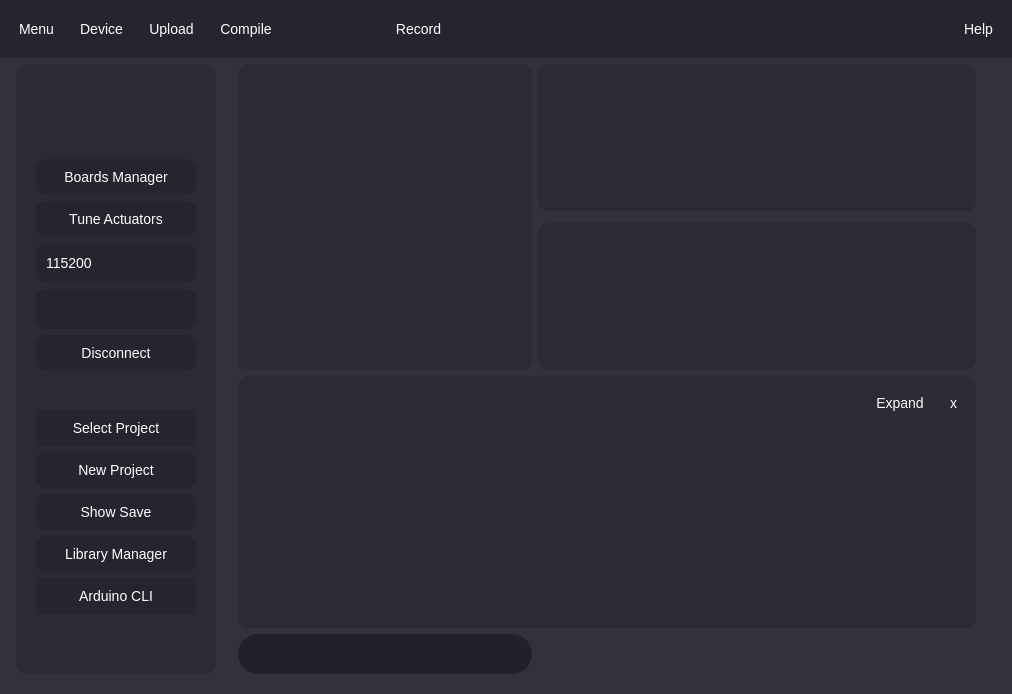
This is Ui/GraphingUi.ui in OrionAerospaceYT/SideKick as Qt 5 draws it before an edit. The edited form follows.
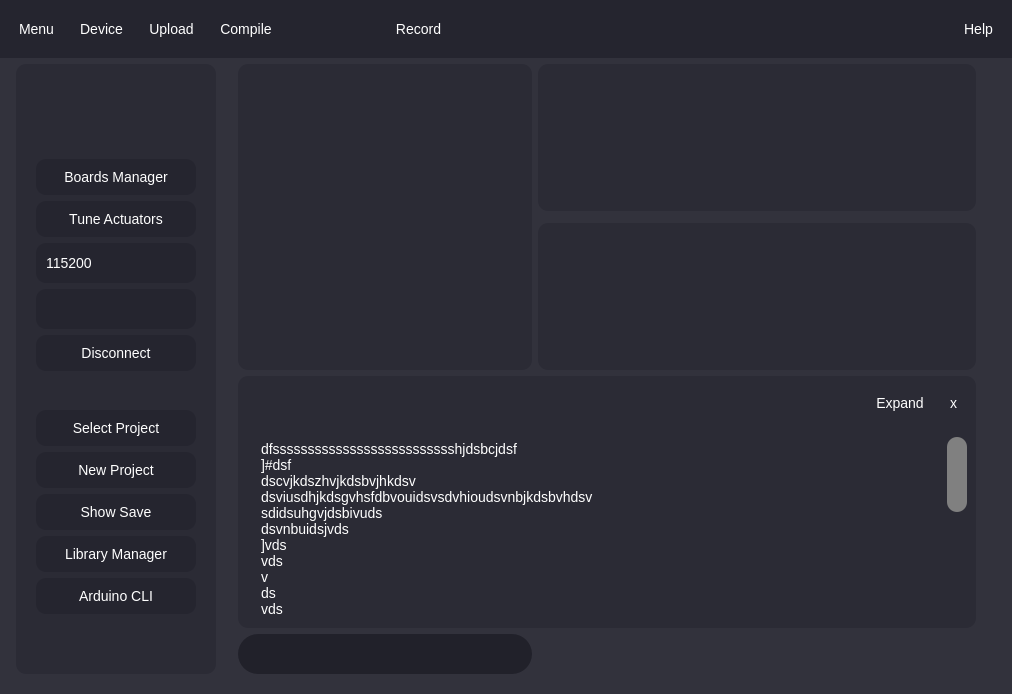
This is the edited form. Icons and pictures are not drawn.

Commit message: CSS scroll bar

The edit to the form file:
```diff
--- a/Ui/GraphingUi.ui
+++ b/Ui/GraphingUi.ui
@@ -166,16 +166,33 @@
 /*ScrollBar*/
 QScrollBar
 {
-	background: #2b2b35;
+	width: 20px;
+	border:none;
+    border-radius: 10px;
+    background: #32323C;
+}
+QScrollBar::add-page, QScrollBar::sub-page 
+{
+	background-color: #32323C;
+}
+QScrollBar::add-line, QScrollBar::sub-line 
+{
+	background-color: #32323C;
 }
 QScrollBar::handle
 {
-background :  #32323C;
-border-radius: 10px;
+	background-color: grey;
+	min-height: 30px;
+	border-radius: 10px;
+	border:none;
 }
-QScrollBar::handle::pressed
+QScrollBar::up-arrow
 {
-background : #2b2b35;
+	background: none;
+}
+QScrollBar::down-arrow
+{
+	background: none;
 }</string>
   </property>
   <widget class="QWidget" name="centralwidget">
@@ -480,6 +497,21 @@
   color: #FFFFFF;
   border:none;
   border-radius:10px;
+}
+QScrollBar
+{
+	width: 20px;
+	border:none;
+    border-radius: 10px;
+    background: #2b2b35;
+}
+QScrollBar::add-page, QScrollBar::sub-page 
+{
+	background-color: #2b2b35;
+}
+QScrollBar::add-line, QScrollBar::sub-line 
+{
+	background-color: #2b2b35;
 }</string>
         </property>
         <layout class="QGridLayout" name="debugger_1">
@@ -539,6 +571,42 @@
              <height>150</height>
             </size>
            </property>
+           <property name="styleSheet">
+            <string notr="true"/>
+           </property>
+           <property name="html">
+            <string>&lt;!DOCTYPE HTML PUBLIC &quot;-//W3C//DTD HTML 4.0//EN&quot; &quot;http://www.w3.org/TR/REC-html40/strict.dtd&quot;&gt;
+&lt;html&gt;&lt;head&gt;&lt;meta name=&quot;qrichtext&quot; content=&quot;1&quot; /&gt;&lt;style type=&quot;text/css&quot;&gt;
+p, li { white-space: pre-wrap; }
+&lt;/style&gt;&lt;/head&gt;&lt;body style=&quot; font-family:'Roboto '; font-size:14px; font-weight:400; font-style:normal;&quot;&gt;
+&lt;p style=&quot; margin-top:0px; margin-bottom:0px; margin-left:0px; margin-right:0px; -qt-block-indent:0; text-indent:0px;&quot;&gt;&lt;span style=&quot; font-size:14px;&quot;&gt;dfsssssssssssssssssssssssssshjdsbcjdsf&lt;/span&gt;&lt;/p&gt;
+&lt;p style=&quot; margin-top:0px; margin-bottom:0px; margin-left:0px; margin-right:0px; -qt-block-indent:0; text-indent:0px;&quot;&gt;&lt;span style=&quot; font-size:14px;&quot;&gt;]#dsf&lt;/span&gt;&lt;/p&gt;
+&lt;p style=&quot; margin-top:0px; margin-bottom:0px; margin-left:0px; margin-right:0px; -qt-block-indent:0; text-indent:0px;&quot;&gt;&lt;span style=&quot; font-size:14px;&quot;&gt;dscvjkdszhvjkdsbvjhkdsv&lt;/span&gt;&lt;/p&gt;
+&lt;p style=&quot; margin-top:0px; margin-bottom:0px; margin-left:0px; margin-right:0px; -qt-block-indent:0; text-indent:0px;&quot;&gt;&lt;span style=&quot; font-size:14px;&quot;&gt;dsviusdhjkdsgvhsfdbvouidsvsdvhioudsvnbjkdsbvhdsv&lt;/span&gt;&lt;/p&gt;
+&lt;p style=&quot; margin-top:0px; margin-bottom:0px; margin-left:0px; margin-right:0px; -qt-block-indent:0; text-indent:0px;&quot;&gt;&lt;span style=&quot; font-size:14px;&quot;&gt;sdidsuhgvjdsbivuds&lt;/span&gt;&lt;/p&gt;
+&lt;p style=&quot; margin-top:0px; margin-bottom:0px; margin-left:0px; margin-right:0px; -qt-block-indent:0; text-indent:0px;&quot;&gt;&lt;span style=&quot; font-size:14px;&quot;&gt;dsvnbuidsjvds&lt;/span&gt;&lt;/p&gt;
+&lt;p style=&quot; margin-top:0px; margin-bottom:0px; margin-left:0px; margin-right:0px; -qt-block-indent:0; text-indent:0px;&quot;&gt;&lt;span style=&quot; font-size:14px;&quot;&gt;]vds&lt;/span&gt;&lt;/p&gt;
+&lt;p style=&quot; margin-top:0px; margin-bottom:0px; margin-left:0px; margin-right:0px; -qt-block-indent:0; text-indent:0px;&quot;&gt;&lt;span style=&quot; font-size:14px;&quot;&gt;vds&lt;/span&gt;&lt;/p&gt;
+&lt;p style=&quot; margin-top:0px; margin-bottom:0px; margin-left:0px; margin-right:0px; -qt-block-indent:0; text-indent:0px;&quot;&gt;&lt;span style=&quot; font-size:14px;&quot;&gt;v&lt;/span&gt;&lt;/p&gt;
+&lt;p style=&quot; margin-top:0px; margin-bottom:0px; margin-left:0px; margin-right:0px; -qt-block-indent:0; text-indent:0px;&quot;&gt;&lt;span style=&quot; font-size:14px;&quot;&gt;ds&lt;/span&gt;&lt;/p&gt;
+&lt;p style=&quot; margin-top:0px; margin-bottom:0px; margin-left:0px; margin-right:0px; -qt-block-indent:0; text-indent:0px;&quot;&gt;&lt;span style=&quot; font-size:14px;&quot;&gt;vds&lt;/span&gt;&lt;/p&gt;
+&lt;p style=&quot; margin-top:0px; margin-bottom:0px; margin-left:0px; margin-right:0px; -qt-block-indent:0; text-indent:0px;&quot;&gt;&lt;span style=&quot; font-size:14px;&quot;&gt;]grsdvhisdjbvjhdsds&lt;/span&gt;&lt;/p&gt;
+&lt;p style=&quot; margin-top:0px; margin-bottom:0px; margin-left:0px; margin-right:0px; -qt-block-indent:0; text-indent:0px;&quot;&gt;&lt;span style=&quot; font-size:14px;&quot;&gt;dsvdsvhdsijgvbiusdbvuidsvs&lt;/span&gt;&lt;/p&gt;
+&lt;p style=&quot; margin-top:0px; margin-bottom:0px; margin-left:0px; margin-right:0px; -qt-block-indent:0; text-indent:0px;&quot;&gt;&lt;span style=&quot; font-size:14px;&quot;&gt;dviusdvghbuiedsbvuiysdbvuidsbv&lt;/span&gt;&lt;/p&gt;
+&lt;p style=&quot; margin-top:0px; margin-bottom:0px; margin-left:0px; margin-right:0px; -qt-block-indent:0; text-indent:0px;&quot;&gt;&lt;span style=&quot; font-size:14px;&quot;&gt;sdvuiewsbvuidsbuvneds&lt;/span&gt;&lt;/p&gt;
+&lt;p style=&quot; margin-top:0px; margin-bottom:0px; margin-left:0px; margin-right:0px; -qt-block-indent:0; text-indent:0px;&quot;&gt;&lt;span style=&quot; font-size:14px;&quot;&gt;uidsvbikudsbvuierwbgfusddb fjkvl&lt;/span&gt;&lt;/p&gt;
+&lt;p style=&quot; margin-top:0px; margin-bottom:0px; margin-left:0px; margin-right:0px; -qt-block-indent:0; text-indent:0px;&quot;&gt;&lt;span style=&quot; font-size:14px;&quot;&gt;vsdhouivdsbuidbfjkewsjsv&lt;/span&gt;&lt;/p&gt;
+&lt;p style=&quot; margin-top:0px; margin-bottom:0px; margin-left:0px; margin-right:0px; -qt-block-indent:0; text-indent:0px;&quot;&gt;&lt;span style=&quot; font-size:14px;&quot;&gt;uoidsvbndsujkvbuoiebnvs&lt;/span&gt;&lt;/p&gt;
+&lt;p style=&quot; margin-top:0px; margin-bottom:0px; margin-left:0px; margin-right:0px; -qt-block-indent:0; text-indent:0px;&quot;&gt;&lt;span style=&quot; font-size:14px;&quot;&gt;ihousdvkjsdbsa&lt;/span&gt;&lt;/p&gt;
+&lt;p style=&quot; margin-top:0px; margin-bottom:0px; margin-left:0px; margin-right:0px; -qt-block-indent:0; text-indent:0px;&quot;&gt;&lt;span style=&quot; font-size:14px;&quot;&gt;bndjskvbjsd&lt;/span&gt;&lt;/p&gt;
+&lt;p style=&quot; margin-top:0px; margin-bottom:0px; margin-left:0px; margin-right:0px; -qt-block-indent:0; text-indent:0px;&quot;&gt;&lt;span style=&quot; font-size:14px;&quot;&gt;dsvf&lt;/span&gt;&lt;/p&gt;
+&lt;p style=&quot; margin-top:0px; margin-bottom:0px; margin-left:0px; margin-right:0px; -qt-block-indent:0; text-indent:0px;&quot;&gt;&lt;span style=&quot; font-size:14px;&quot;&gt;dsf&lt;/span&gt;&lt;/p&gt;
+&lt;p style=&quot; margin-top:0px; margin-bottom:0px; margin-left:0px; margin-right:0px; -qt-block-indent:0; text-indent:0px;&quot;&gt;&lt;span style=&quot; font-size:14px;&quot;&gt;ds&lt;/span&gt;&lt;/p&gt;
+&lt;p style=&quot; margin-top:0px; margin-bottom:0px; margin-left:0px; margin-right:0px; -qt-block-indent:0; text-indent:0px;&quot;&gt;&lt;span style=&quot; font-size:14px;&quot;&gt;f&lt;/span&gt;&lt;/p&gt;
+&lt;p style=&quot; margin-top:0px; margin-bottom:0px; margin-left:0px; margin-right:0px; -qt-block-indent:0; text-indent:0px;&quot;&gt;&lt;span style=&quot; font-size:14px;&quot;&gt;dsf&lt;/span&gt;&lt;/p&gt;
+&lt;p style=&quot; margin-top:0px; margin-bottom:0px; margin-left:0px; margin-right:0px; -qt-block-indent:0; text-indent:0px;&quot;&gt;&lt;span style=&quot; font-size:14px;&quot;&gt;fsdoikvnsjdkinbjkdsnvjldsnmfklds&lt;/span&gt;&lt;/p&gt;
+&lt;p style=&quot;-qt-paragraph-type:empty; margin-top:0px; margin-bottom:0px; margin-left:0px; margin-right:0px; -qt-block-indent:0; text-indent:0px;&quot;&gt;&lt;br /&gt;&lt;/p&gt;&lt;/body&gt;&lt;/html&gt;</string>
+           </property>
           </widget>
          </item>
         </layout>
```
The commit also changes 1 other file.
